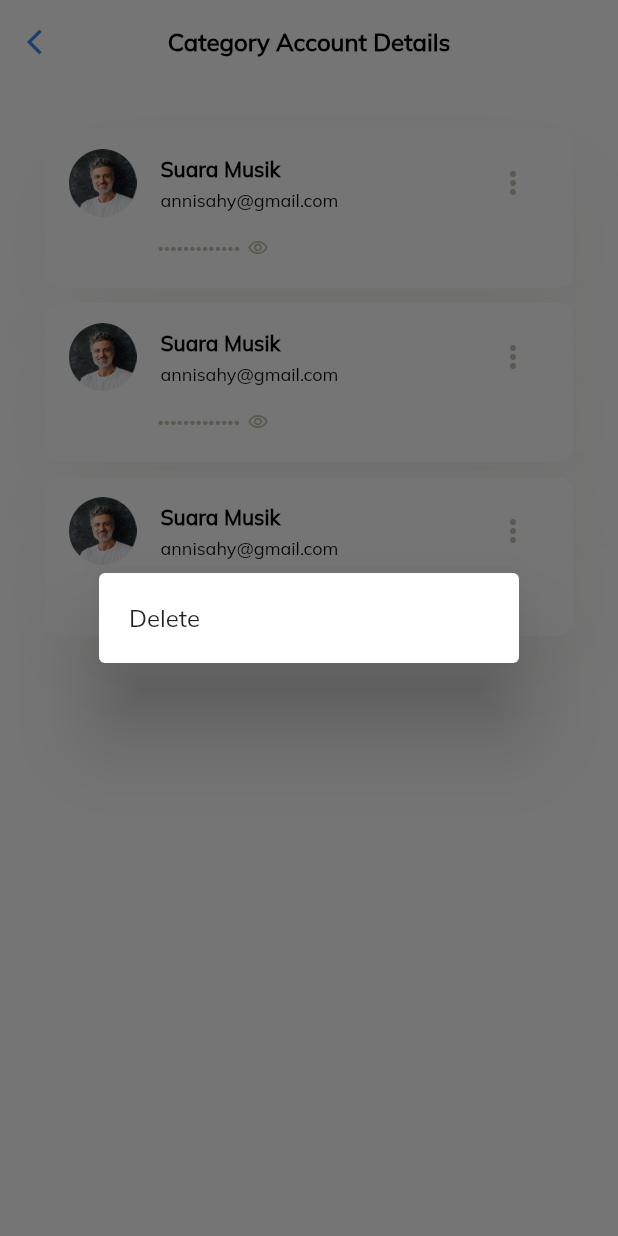
After one commit to abdullah027/passwordmanager, a Flutter app: the CategoryAccountDetailsScreen screen opened directly, after a tap on the "more vert" icon, on a phone screen of 412 x 824 dp. The commit adds this screen. Run offline on Flutter 3.47's test engine with Material 2 defaults, Android fonts, the phone set to English and light mode, and no system bars; our stand-ins replace cloud_firestore, dotted_decoration, firebase_auth, firebase_core, firebase_storage, flutter_svg and 11 more; missing offline and left inert: clipboard, encrypt, password_strength; accounts and stored records are empty; project files that could hold a hidden picture were left out.

Commit message:
category wise account show, password strength details shown, change password functionality added

```diff
--- /dev/null
+++ b/lib/bottomBarScreens/CategoryAccountScreen/category_account_screen.dart
@@ -0,0 +1,237 @@
+import 'package:firebase_auth/firebase_auth.dart';
+import 'package:flutter/material.dart';
+import 'package:passwordmanager/Models/account_model.dart';
+import 'package:passwordmanager/bottomBarScreens/AccountDetailsScreen/account_details.dart';
+import 'package:passwordmanager/services/providers/account_provider.dart';
+import 'package:passwordmanager/sharedWidgets/custom_text.dart';
+import 'package:passwordmanager/utilis/app_navigation.dart';
+import 'package:passwordmanager/utilis/color_const.dart';
+import 'package:passwordmanager/utilis/text_const.dart';
+import 'package:passwordmanager/utilis/them_changer.dart';
+import 'package:provider/provider.dart';
+
+class CategoryAccountDetailsScreen extends StatefulWidget {
+  int? category;
+  CategoryAccountDetailsScreen({this.category});
+
+  @override
+  _CategoryAccountDetailsScreenState createState() =>
+      _CategoryAccountDetailsScreenState();
+}
+
+class _CategoryAccountDetailsScreenState
+    extends State<CategoryAccountDetailsScreen> {
+  int? selIndex;
+
+  final user = FirebaseAuth.instance.currentUser;
+
+  List<Icon> catIcons = const [
+    Icon(Icons.wifi_tethering, size: 16, color: Colors.white),
+    Icon(Icons.language, size: 16, color: Colors.white),
+    Icon(Icons.school_outlined, size: 16, color: Colors.white),
+    Icon(Icons.account_balance_wallet_outlined, size: 16, color: Colors.white),
+  ];
+  @override
+  Widget build(BuildContext context) {
+    var accountProvider = Provider.of<AccountProvider>(context, listen: true);
+    ThemeChanger _themeChanger = Provider.of<ThemeChanger>(context);
+    List<Accounts> output = accountProvider.accounts.where((element) {
+      if(element.category == widget.category){
+        return true;
+      }
+      else{
+        return false;
+      }
+
+    }).toList();
+    return Scaffold(
+      appBar: AppBar(
+        centerTitle: true,
+        title: CustomText(
+          title: AppStrings.categoryAccountDetails,
+          fontWeight: FontWeight.w900,
+          fontSize: 16,
+          textColor: _themeChanger.getTheme() == ThemeMode.dark
+              ? AppColors.scaffoldColor
+              : Colors.black,
+        ),
+        leading: IconButton(
+          onPressed: () {
+            AppNavigation.navigatorPop(context);
+          },
+          icon: Icon(
+            Icons.arrow_back_ios,
+            color: _themeChanger.getTheme() == ThemeMode.dark
+                ? AppColors.scaffoldColor
+                : AppColors.blueButtonColor,
+            size: 20,
+          ),
+        ),
+      ),
+      body: Padding(
+        padding: const EdgeInsets.symmetric(vertical: 20, horizontal: 20),
+        child: Column(
+          children: [
+            Expanded(
+              child: ListView.builder(
+                  padding:
+                      const EdgeInsets.symmetric(horizontal: 10, vertical: 10),
+                  physics: const BouncingScrollPhysics(),
+                  itemCount: output.isEmpty
+                      ? 3
+                      : output.length,
+                  itemBuilder: (context, index) {
+                    return Column(
+                      children: [
+                        _listTile(output,index),
+                        const SizedBox(
+                          height: 10,
+                        ),
+                      ],
+                    );
+                  }),
+            ),
+          ],
+        ),
+      ),
+    );
+  }
+
+  Widget _listTile(List<Accounts> data, int index) {
+    ThemeChanger _themeChanger = Provider.of<ThemeChanger>(context);
+    var accountProvider = Provider.of<AccountProvider>(context, listen: true);
+    return Container(
+      decoration: BoxDecoration(
+          color: _themeChanger.getTheme() == ThemeMode.dark
+              ? Colors.black
+              : AppColors.scaffoldColor,
+          borderRadius: BorderRadius.circular(10),
+          border: Border.all(
+            color: _themeChanger.getTheme() == ThemeMode.dark
+                ? AppColors.scaffoldColor
+                : Colors.transparent,
+            width: _themeChanger.getTheme() == ThemeMode.dark ? 1 : 0,
+          ),
+          boxShadow: [
+            BoxShadow(
+              color: AppColors.shadowColor.withOpacity(0.05),
+              blurRadius: 54,
+              offset: const Offset(10, 24),
+            )
+          ]),
+      child: GestureDetector(
+        onTap: () {
+          setState(() {
+            selIndex = index;
+          });
+          accountProvider.setAccount(data[selIndex!]);
+          AppNavigation.navigateTo(context, AccountDetailsScreen());
+        },
+        child: Container(
+          color: Colors.transparent,
+          child: Column(
+            children: [
+              ListTile(
+                leading: data.isNotEmpty
+                    ? Container(
+                        padding: const EdgeInsets.all(6),
+                        decoration: BoxDecoration(
+                            color: data[index].category == 0
+                                ? AppColors.container1Color
+                                : data[index].category == 1
+                                    ? AppColors.container2Color
+                                    : data[index].category == 2
+                                        ? AppColors.container3Color:
+                            data[index].category == 3
+                                ? AppColors.container3Color
+                                        : AppColors.container4Color,
+                            shape: BoxShape.circle),
+                        child: Icon(
+                          catIcons[data[index].category!].icon,
+                          color: catIcons[data[index].category!].color,
+                          size: 18,
+                        ),
+                      )
+                    : Image.asset(
+                        'assets/images/profile.png',
+                        height: 45,
+                      ),
+                title: CustomText(
+                  title: data.isEmpty ? 'Suara Musik' : data[index].fullName,
+                  fontSize: 14,
+                  fontWeight: FontWeight.w600,
+                  textColor: _themeChanger.getTheme() == ThemeMode.dark
+                      ? AppColors.scaffoldColor
+                      : Colors.black,
+                ),
+                subtitle: CustomText(
+                  title:
+                      data.isEmpty ? 'annisahy@gmail.com' : data[index].email,
+                  fontSize: 12,
+                  textColor: _themeChanger.getTheme() == ThemeMode.dark
+                      ? AppColors.scaffoldColor
+                      : Colors.black,
+                ),
+                trailing: IconButton(
+                  onPressed: () {
+                    showDialog(
+                        context: context,
+                        builder: (BuildContext context) {
+                          return StatefulBuilder(builder: (context, setState) {
+                            return GestureDetector(
+                              onTap: () {
+                                Provider.of<AccountProvider>(context,
+                                        listen: false)
+                                    .deleteAccount(index, user!.uid);
+                                Navigator.pop(context);
+                              },
+                              child: AlertDialog(
+                                contentPadding: const EdgeInsets.symmetric(
+                                    vertical: 20, horizontal: 20),
+                                content: CustomText(
+                                  title: "Delete",
+                                ),
+                              ),
+                            );
+                          });
+                        });
+                  },
+                  icon: Icon(
+                    Icons.more_vert,
+                    color: _themeChanger.getTheme() == ThemeMode.dark
+                        ? AppColors.scaffoldColor
+                        : AppColors.handleColor,
+                  ),
+                ),
+              ),
+              Padding(
+                padding: const EdgeInsets.symmetric(horizontal: 75),
+                child: Row(
+                  mainAxisAlignment: MainAxisAlignment.start,
+                  children: [
+                    CustomText(
+                      title: '•••••••••••••',
+                      fontSize: 8,
+                      textColor: AppColors.handleColor,
+                    ),
+                    const SizedBox(
+                      width: 5,
+                    ),
+                    const Icon(
+                      Icons.remove_red_eye_outlined,
+                      size: 14,
+                      color: AppColors.handleColor,
+                    ),
+                  ],
+                ),
+              ),
+              const SizedBox(
+                height: 20,
+              ),
+            ],
+          ),
+        ),
+      ),
+    );
+  }
+}
--- a/lib/services/providers/account_provider.dart
+++ b/lib/services/providers/account_provider.dart
@@ -1,8 +1,5 @@
 import 'package:flutter/foundation.dart';
-import 'package:fluttertoast/fluttertoast.dart';
 import 'package:passwordmanager/Models/account_model.dart';
-import 'package:passwordmanager/utilis/text_const.dart';
-
 import '../firestore_database.dart';
 
 class AccountProvider extends ChangeNotifier {
--- a/lib/utilis/text_const.dart
+++ b/lib/utilis/text_const.dart
@@ -47,6 +47,7 @@ class AppStrings {
   static const home = "Home";
   static const generatePassword = "Generate Password";
   static const accountDetails = "Account Details";
+  static const categoryAccountDetails = "Category Account Details";
   static const rateApp = "Rate the app";
   static const settings = "Settings";
   static const logout = "Log Out";
--- a/pubspec.yaml
+++ b/pubspec.yaml
@@ -47,6 +47,7 @@ dependencies:
   google_sign_in: ^5.2.1
   password_strength: ^0.2.0
 
+
   encrypt: ^5.0.1
   font_awesome_flutter: ^9.2.0
 
@@ -68,7 +69,6 @@ dev_dependencies:
   sliding_up_panel:
   dotted_decoration: ^2.0.0
   sleek_circular_slider: ^2.0.1
-  password_strength: ^0.2.0
   image_picker: ^0.8.4+4
   clipboard: ^0.1.3
 
```
Also changed, not shown: lib/authScreens/login_screen.dart (+3 -21 lines), lib/authScreens/new_password_screen.dart (+60 -5 lines), lib/bottomBarScreens/AccountDetailsScreen/account_details.dart (+5 -11 lines), lib/bottomBarScreens/add_account_screen.dart (+39 -39 lines), lib/bottomBarScreens/home_screen.dart (+36 -24 lines), lib/bottomBarScreens/password_detail_screen.dart (+15 -6 lines).
